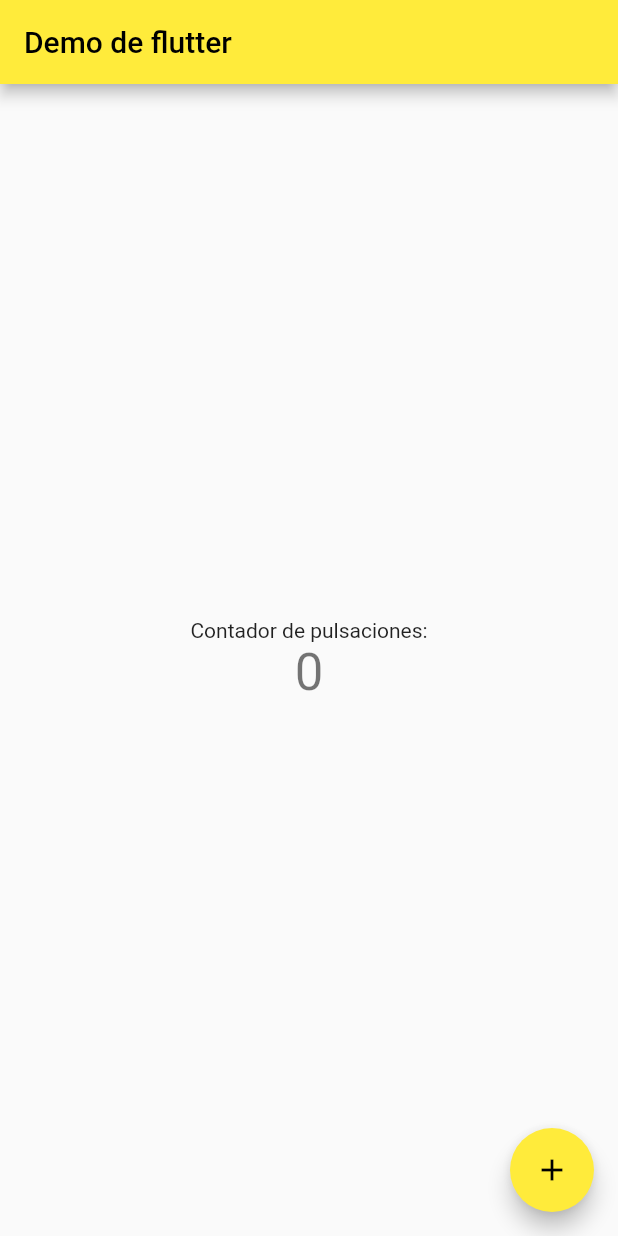
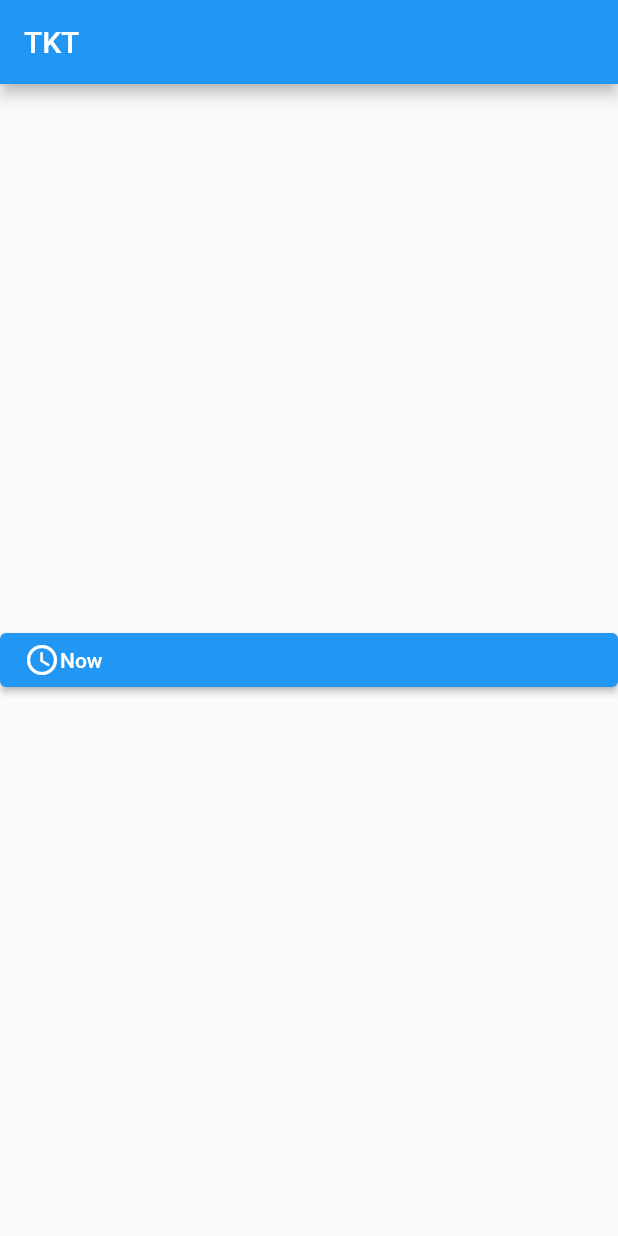
Before and after one commit to juanfer1a/personal_finance, a Flutter app: the screen it shows after launch, on a phone screen of 412 x 824 dp. Run offline on Flutter 3.47's test engine with Material 2 defaults, Android fonts, the phone set to English and light mode, and no system bars.

Commit message:
Video 4 Button, column, row

```diff
--- a/lib/main.dart
+++ b/lib/main.dart
@@ -1,115 +1,44 @@
 import 'package:flutter/material.dart';
 
-void main() {
-  runApp(const MyApp());
-}
+void main() => runApp(MiApp());
 
-class MyApp extends StatelessWidget {
-  const MyApp({super.key});
+class MiApp extends StatelessWidget {
+  const MiApp({super.key});
 
-  // This widget is the root of your application.
   @override
   Widget build(BuildContext context) {
+    // ignore: prefer_const_constructors
     return MaterialApp(
-      title: 'Flutter Demo',
-      theme: ThemeData(
-        // This is the theme of your application.
-        //
-        // Try running your application with "flutter run". You'll see the
-        // application has a blue toolbar. Then, without quitting the app, try
-        // changing the primarySwatch below to Colors.green and then invoke
-        // "hot reload" (press "r" in the console where you ran "flutter run",
-        // or simply save your changes to "hot reload" in a Flutter IDE).
-        // Notice that the counter didn't reset back to zero; the application
-        // is not restarted.
-        primarySwatch: Colors.yellow,
-      ),
-      home: const MyHomePage(title: 'Demo de flutter'),
+      title: "Mi App",
+      home: const Inicio(),
     );
   }
 }
 
-class MyHomePage extends StatefulWidget {
-  const MyHomePage({super.key, required this.title});
-
-  // This widget is the home page of your application. It is stateful, meaning
-  // that it has a State object (defined below) that contains fields that affect
-  // how it looks.
-
-  // This class is the configuration for the state. It holds the values (in this
-  // case the title) provided by the parent (in this case the App widget) and
-  // used by the build method of the State. Fields in a Widget subclass are
-  // always marked "final".
-
-  final String title;
+class Inicio extends StatefulWidget {
+  const Inicio({super.key});
 
   @override
-  State<MyHomePage> createState() => _MyHomePageState();
+  State<Inicio> createState() => _InicioState();
 }
 
-class _MyHomePageState extends State<MyHomePage> {
-  int _counter = 0;
-
-  void _incrementCounter() {
-    setState(() {
-      // This call to setState tells the Flutter framework that something has
-      // changed in this State, which causes it to rerun the build method below
-      // so that the display can reflect the updated values. If we changed
-      // _counter without calling setState(), then the build method would not be
-      // called again, and so nothing would appear to happen.
-      _counter++;
-    });
-  }
-
+class _InicioState extends State<Inicio> {
   @override
   Widget build(BuildContext context) {
-    // This method is rerun every time setState is called, for instance as done
-    // by the _incrementCounter method above.
-    //
-    // The Flutter framework has been optimized to make rerunning build methods
-    // fast, so that you can just rebuild anything that needs updating rather
-    // than having to individually change instances of widgets.
     return Scaffold(
       appBar: AppBar(
-        // Here we take the value from the MyHomePage object that was created by
-        // the App.build method, and use it to set our appbar title.
-        title: Text(widget.title),
+        title: const Text('TKT'),
       ),
+      // ignore: prefer_const_constructors
       body: Center(
-        // Center is a layout widget. It takes a single child and positions it
-        // in the middle of the parent.
-        child: Column(
-          // Column is also a layout widget. It takes a list of children and
-          // arranges them vertically. By default, it sizes itself to fit its
-          // children horizontally, and tries to be as tall as its parent.
-          //
-          // Invoke "debug painting" (press "p" in the console, choose the
-          // "Toggle Debug Paint" action from the Flutter Inspector in Android
-          // Studio, or the "Toggle Debug Paint" command in Visual Studio Code)
-          // to see the wireframe for each widget.
-          //
-          // Column has various properties to control how it sizes itself and
-          // how it positions its children. Here we use mainAxisAlignment to
-          // center the children vertically; the main axis here is the vertical
-          // axis because Columns are vertical (the cross axis would be
-          // horizontal).
-          mainAxisAlignment: MainAxisAlignment.center,
-          children: <Widget>[
-            const Text(
-              'Contador de pulsaciones:',
-            ),
-            Text(
-              '$_counter',
-              style: Theme.of(context).textTheme.headline4,
-            ),
-          ],
+        child: ElevatedButton(
+          child: Row(children: [Icon(Icons.access_time), Text('Now')]),
+          onPressed: (() {
+            var t = DateTime.now();
+            print('Hola Juanfer son las ${t}');
+          }),
         ),
       ),
-      floatingActionButton: FloatingActionButton(
-        onPressed: _incrementCounter,
-        tooltip: 'Increment',
-        child: const Icon(Icons.add),
-      ), // This trailing comma makes auto-formatting nicer for build methods.
     );
   }
 }
```
Also changed, not shown: 1 other file.
